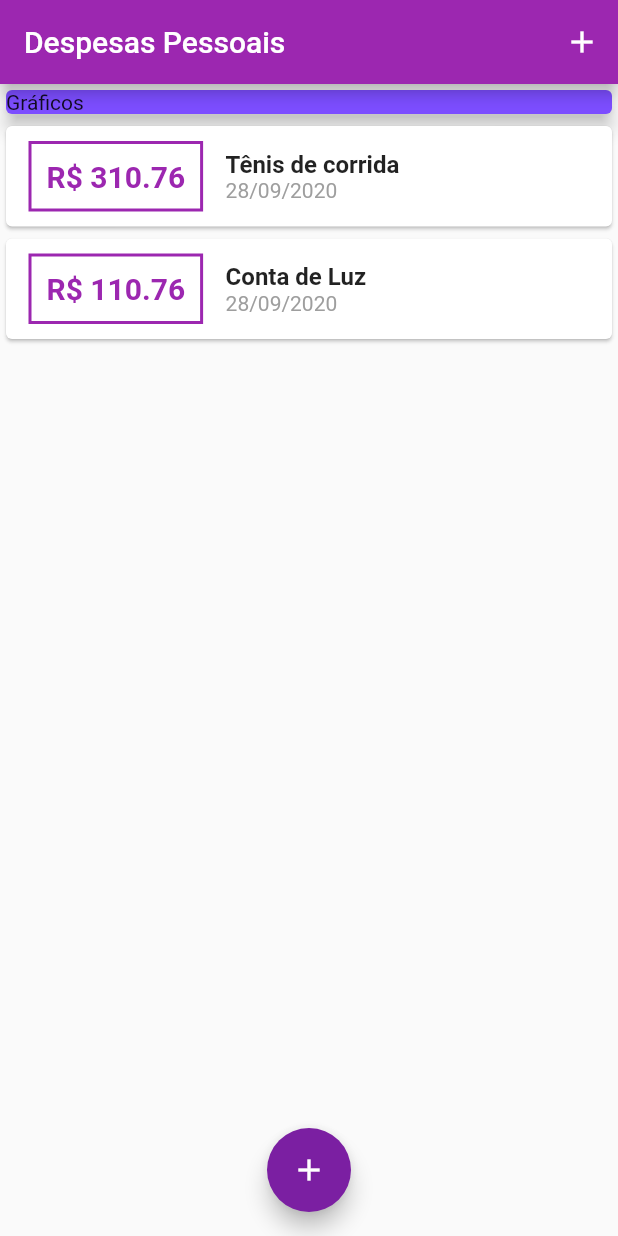
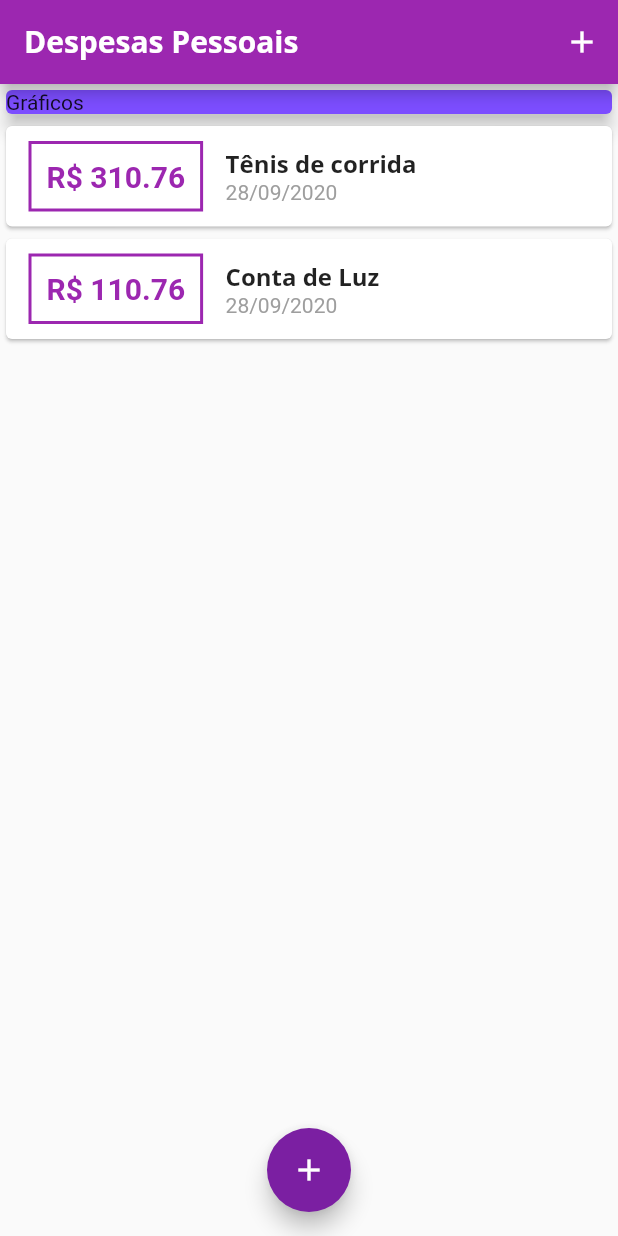
Before and after one commit to leoCardosoDev/flutter_despesas_pessoais, a Flutter app: the screen it shows after launch, on a phone screen of 412 x 824 dp. Run offline on Flutter 3.47's test engine with Material 2 defaults, Android fonts, the phone set to English and light mode, and no system bars.

Commit message:
feat: theme ThemeData

```diff
--- a/lib/components/transaction_list.dart
+++ b/lib/components/transaction_list.dart
@@ -43,10 +43,7 @@ class TransactionList extends StatelessWidget {
                   children: [
                     Text(
                       tr.title,
-                      style: TextStyle(
-                        fontWeight: FontWeight.bold,
-                        fontSize: 16,
-                      ),
+                      style: Theme.of(context).textTheme.headline6,
                     ),
                     Text(
                       DateFormat('d/MM/y').format(tr.date),
--- a/lib/main.dart
+++ b/lib/main.dart
@@ -15,6 +15,22 @@ class ExpensesApp extends StatelessWidget {
       theme: ThemeData(
         primarySwatch: Colors.purple,
         accentColor: Colors.purple[700],
+        fontFamily: 'Quicksand',
+        textTheme: ThemeData.light().textTheme.copyWith(
+              headline6: TextStyle(
+                fontFamily: 'OpenSans',
+                fontSize: 16,
+                fontWeight: FontWeight.bold,
+              ),
+            ),
+        appBarTheme: AppBarTheme(
+            textTheme: ThemeData.light().textTheme.copyWith(
+                  headline6: TextStyle(
+                    fontFamily: 'OpenSans',
+                    fontSize: 20,
+                    fontWeight: FontWeight.bold,
+                  ),
+                )),
       ),
       home: MyHomePage(),
     );
```
Also changed, not shown: pubspec.yaml (+11 -49 lines).
